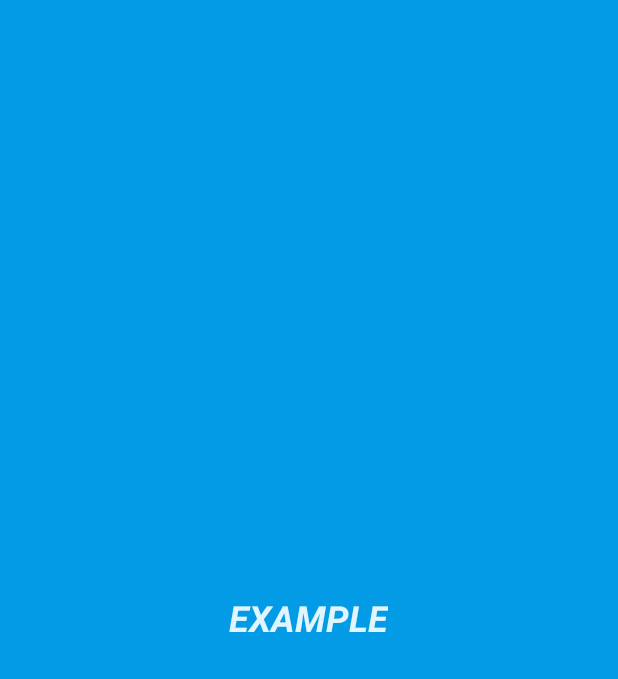
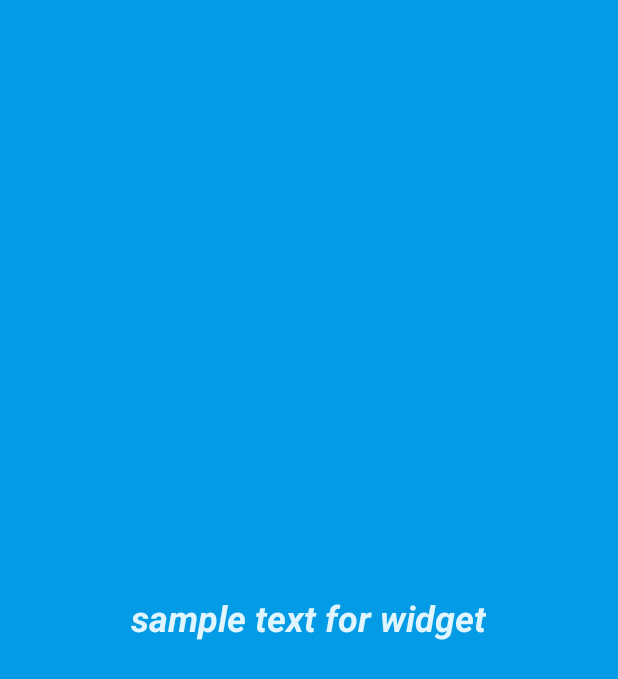
Before and after one commit to nikitha2/BakingApp, an Android app: the layout baking_app_widget_provider.xml on its own in the app's theme, with its tools: preview values and no code run, on a phone screen of 412 x 824 dp. Shown: the top 679 px of the screen. Run offline under Robolectric (Android 15) with nearby library versions, the phone set to English and light mode, and no system bars.

Commit message:
basic app done. widget and testing remaining

```diff
--- a/app/src/main/res/values/strings.xml
+++ b/app/src/main/res/values/strings.xml
@@ -12,7 +12,7 @@
     <string name="noVideoToPlay"> No video to play </string>
     <string name="guess">Steps for Recipie</string>
     <string name="notification_text">Press play to see the demo</string>
-    <string name="appwidget_text">EXAMPLE</string>
+    <string name="appwidget_text">sample text for widget</string>
     <string name="add_widget">Add widget</string>
 
 </resources>
```
